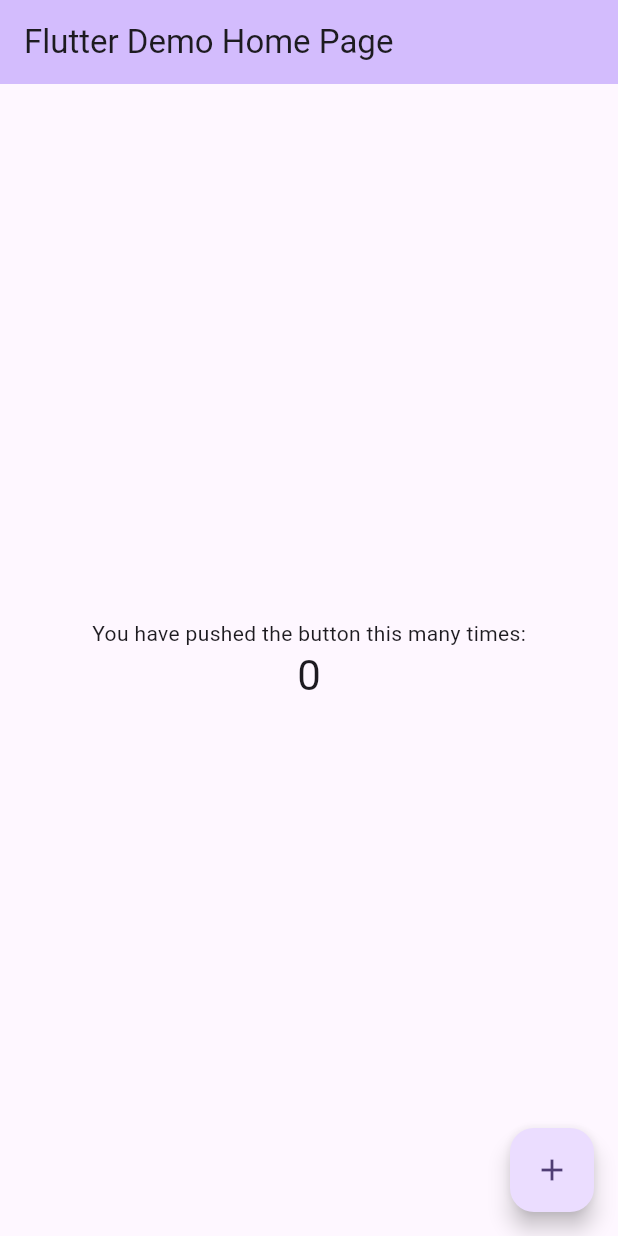
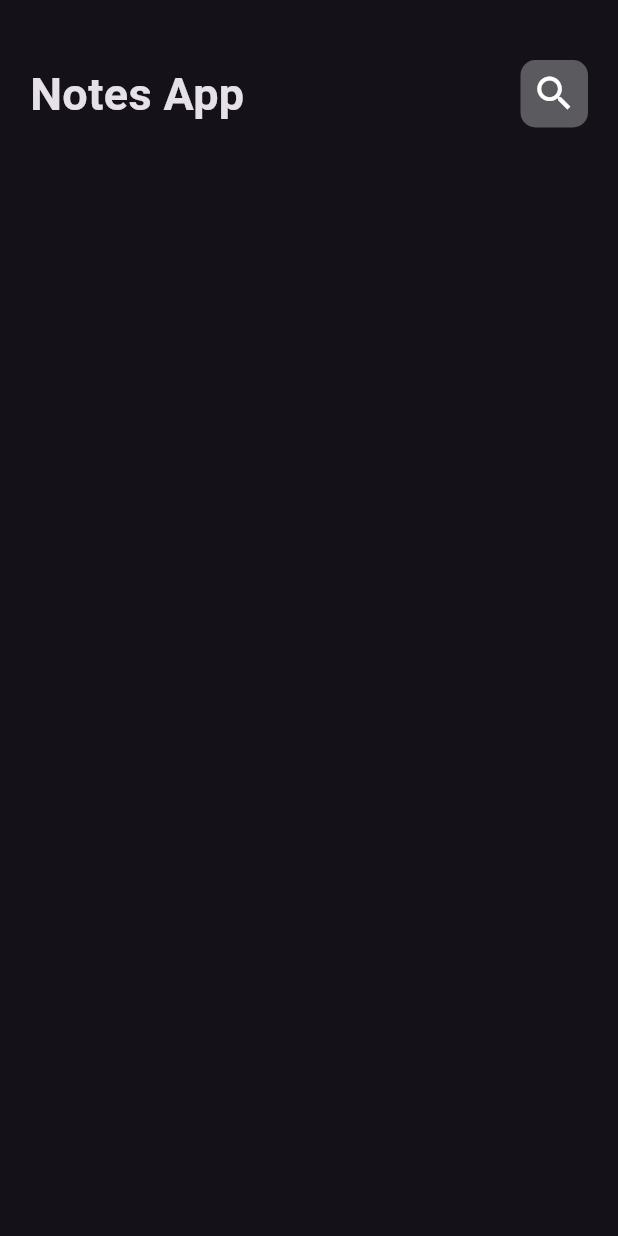
Before and after one commit to 3laaOmran/Notes_App, a Flutter app: the screen it shows after launch, on a phone screen of 412 x 824 dp. Run offline on Flutter 3.47's test engine with Material 3 defaults, Android fonts, the phone set to English and light mode, and no system bars.

Commit message:
create Notes App & Change theme & create appbar

```diff
--- a/lib/main.dart
+++ b/lib/main.dart
@@ -1,125 +1,20 @@
 import 'package:flutter/material.dart';
+import 'package:notes_app/views/notes_app_view.dart';
 
 void main() {
-  runApp(const MyApp());
+  runApp(const NotesApp());
 }
 
-class MyApp extends StatelessWidget {
-  const MyApp({super.key});
+class NotesApp extends StatelessWidget {
+  const NotesApp({super.key});
 
   // This widget is the root of your application.
   @override
   Widget build(BuildContext context) {
     return MaterialApp(
-      title: 'Flutter Demo',
-      theme: ThemeData(
-        // This is the theme of your application.
-        //
-        // TRY THIS: Try running your application with "flutter run". You'll see
-        // the application has a purple toolbar. Then, without quitting the app,
-        // try changing the seedColor in the colorScheme below to Colors.green
-        // and then invoke "hot reload" (save your changes or press the "hot
-        // reload" button in a Flutter-supported IDE, or press "r" if you used
-        // the command line to start the app).
-        //
-        // Notice that the counter didn't reset back to zero; the application
-        // state is not lost during the reload. To reset the state, use hot
-        // restart instead.
-        //
-        // This works for code too, not just values: Most code changes can be
-        // tested with just a hot reload.
-        colorScheme: ColorScheme.fromSeed(seedColor: Colors.deepPurple),
-        useMaterial3: true,
-      ),
-      home: const MyHomePage(title: 'Flutter Demo Home Page'),
+      theme: ThemeData.dark(),
+      debugShowCheckedModeBanner: false,
+      home: const NotesAppView(),
     );
   }
 }
-
-class MyHomePage extends StatefulWidget {
-  const MyHomePage({super.key, required this.title});
-
-  // This widget is the home page of your application. It is stateful, meaning
-  // that it has a State object (defined below) that contains fields that affect
-  // how it looks.
-
-  // This class is the configuration for the state. It holds the values (in this
-  // case the title) provided by the parent (in this case the App widget) and
-  // used by the build method of the State. Fields in a Widget subclass are
-  // always marked "final".
-
-  final String title;
-
-  @override
-  State<MyHomePage> createState() => _MyHomePageState();
-}
-
-class _MyHomePageState extends State<MyHomePage> {
-  int _counter = 0;
-
-  void _incrementCounter() {
-    setState(() {
-      // This call to setState tells the Flutter framework that something has
-      // changed in this State, which causes it to rerun the build method below
-      // so that the display can reflect the updated values. If we changed
-      // _counter without calling setState(), then the build method would not be
-      // called again, and so nothing would appear to happen.
-      _counter++;
-    });
-  }
-
-  @override
-  Widget build(BuildContext context) {
-    // This method is rerun every time setState is called, for instance as done
-    // by the _incrementCounter method above.
-    //
-    // The Flutter framework has been optimized to make rerunning build methods
-    // fast, so that you can just rebuild anything that needs updating rather
-    // than having to individually change instances of widgets.
-    return Scaffold(
-      appBar: AppBar(
-        // TRY THIS: Try changing the color here to a specific color (to
-        // Colors.amber, perhaps?) and trigger a hot reload to see the AppBar
-        // change color while the other colors stay the same.
-        backgroundColor: Theme.of(context).colorScheme.inversePrimary,
-        // Here we take the value from the MyHomePage object that was created by
-        // the App.build method, and use it to set our appbar title.
-        title: Text(widget.title),
-      ),
-      body: Center(
-        // Center is a layout widget. It takes a single child and positions it
-        // in the middle of the parent.
-        child: Column(
-          // Column is also a layout widget. It takes a list of children and
-          // arranges them vertically. By default, it sizes itself to fit its
-          // children horizontally, and tries to be as tall as its parent.
-          //
-          // Column has various properties to control how it sizes itself and
-          // how it positions its children. Here we use mainAxisAlignment to
-          // center the children vertically; the main axis here is the vertical
-          // axis because Columns are vertical (the cross axis would be
-          // horizontal).
-          //
-          // TRY THIS: Invoke "debug painting" (choose the "Toggle Debug Paint"
-          // action in the IDE, or press "p" in the console), to see the
-          // wireframe for each widget.
-          mainAxisAlignment: MainAxisAlignment.center,
-          children: <Widget>[
-            const Text(
-              'You have pushed the button this many times:',
-            ),
-            Text(
-              '$_counter',
-              style: Theme.of(context).textTheme.headlineMedium,
-            ),
-          ],
-        ),
-      ),
-      floatingActionButton: FloatingActionButton(
-        onPressed: _incrementCounter,
-        tooltip: 'Increment',
-        child: const Icon(Icons.add),
-      ), // This trailing comma makes auto-formatting nicer for build methods.
-    );
-  }
-}
--- /dev/null
+++ b/lib/views/notes_app_view.dart
@@ -0,0 +1,23 @@
+import 'package:flutter/material.dart';
+import 'package:notes_app/views/widgets/custom_appbar.dart';
+
+class NotesAppView extends StatelessWidget {
+  const NotesAppView({super.key});
+
+  @override
+  Widget build(BuildContext context) {
+    return const Scaffold(
+      body: Padding(
+        padding: EdgeInsets.symmetric(horizontal: 20),
+        child: Column(
+          children: [
+            SizedBox(
+              height: 40,
+            ),
+            CustomAppBar(),
+          ],
+        ),
+      ),
+    );
+  }
+}
--- /dev/null
+++ b/lib/views/widgets/custom_appbar.dart
@@ -0,0 +1,33 @@
+import 'package:flutter/material.dart';
+
+class CustomAppBar extends StatelessWidget {
+  const CustomAppBar({super.key});
+
+  @override
+  Widget build(BuildContext context) {
+    return Row(
+      children: [
+        const Text(
+          "Notes App",
+          style: TextStyle(
+            fontSize: 30,
+            fontWeight: FontWeight.bold,
+          ),
+        ),
+        const Spacer(),
+        Container(
+          width: 45,
+          height: 45,
+          decoration: BoxDecoration(
+            color: Colors.white30,
+            borderRadius: BorderRadius.circular(10),
+          ),
+          child: const Icon(
+            Icons.search,
+            size: 30,
+          ),
+        )
+      ],
+    );
+  }
+}
```
Also changed, not shown: 1 other file.
